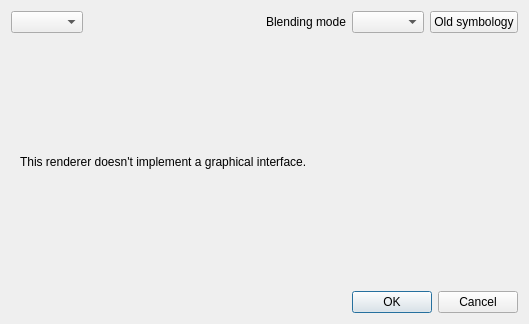
First picture: the form in src/ui/qgsrendererv2propsdialogbase.ui, repository carsmie/QGIS, before the edit.
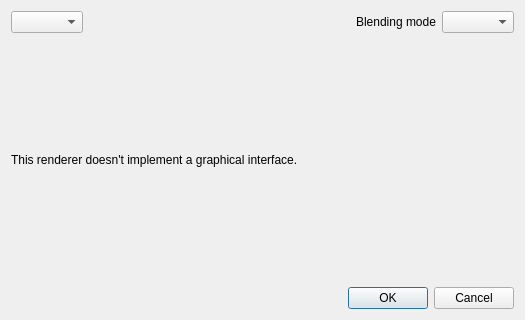
Second picture: the form after the edit. Custom widgets are drawn as their Qt base class.

Commit message: Removed old symbology dialogs.

```diff
--- a/src/ui/qgsrendererv2propsdialogbase.ui
+++ b/src/ui/qgsrendererv2propsdialogbase.ui
@@ -6,8 +6,8 @@
    <rect>
     <x>0</x>
     <y>0</y>
-    <width>529</width>
-    <height>324</height>
+    <width>525</width>
+    <height>320</height>
    </rect>
   </property>
   <property name="windowTitle">
@@ -42,13 +42,6 @@
      <item>
       <widget class="QgsBlendModeComboBox" name="mBlendModeComboBox"/>
      </item>
-     <item>
-      <widget class="QPushButton" name="btnOldSymbology">
-       <property name="text">
-        <string>Old symbology</string>
-       </property>
-      </widget>
-     </item>
     </layout>
    </item>
    <item>
@@ -67,6 +60,9 @@
        </sizepolicy>
       </property>
       <layout class="QVBoxLayout" name="verticalLayout">
+       <property name="margin">
+        <number>0</number>
+       </property>
        <item>
         <widget class="QLabel" name="label">
          <property name="text">
```
The commit also changes 23 other files.
